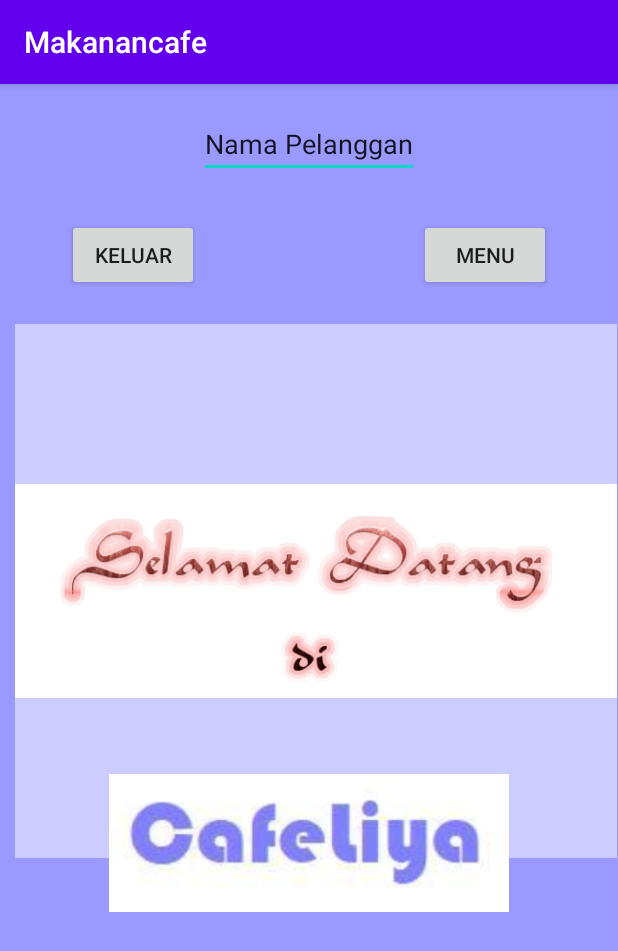
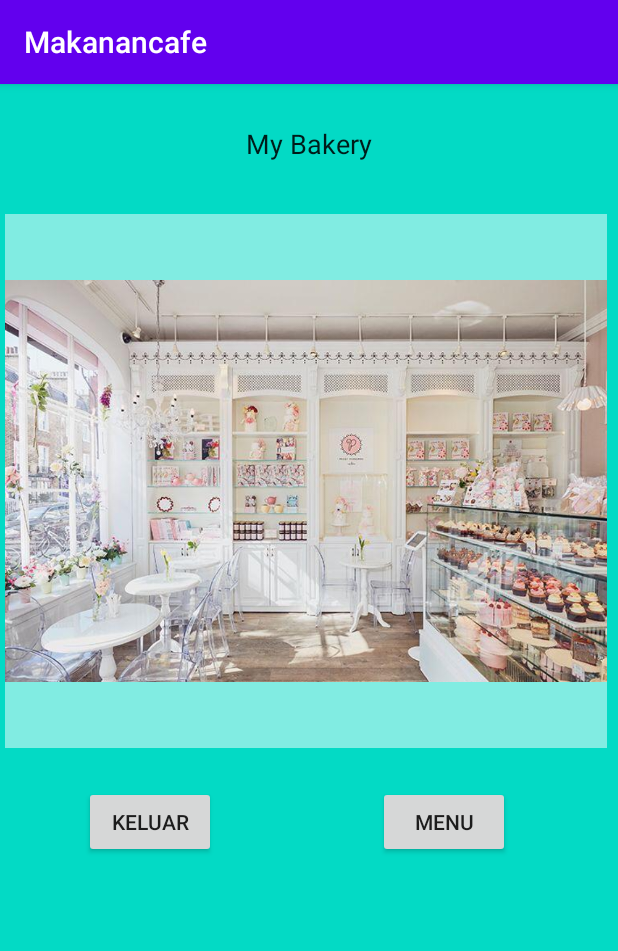
Before and after one commit to Widyaputriheso/MyBakeryUAS, an Android app: the screen it shows after launch (MainActivity), on a phone screen of 412 x 824 dp. Shown: the top 951 px of the screen. Run offline under Robolectric (Android 15) with nearby library versions, the phone set to English and light mode, and no system bars.

Commit message:
pemesananmakanancafe

```diff
--- a/app/src/main/res/layout/activity_main.xml
+++ b/app/src/main/res/layout/activity_main.xml
@@ -3,7 +3,7 @@
     xmlns:android="http://schemas.android.com/apk/res/android"
     xmlns:app="http://schemas.android.com/apk/res-auto"
     xmlns:tools="http://schemas.android.com/tools"
-    android:background="@color/priwinkle"
+    android:background="@color/colorAccent"
     android:layout_width="match_parent"
     android:layout_height="match_parent"
     tools:context=".MainActivity">
@@ -15,7 +15,7 @@
         android:layout_alignParentTop="true"
         android:layout_centerHorizontal="true"
         android:layout_marginTop="17dp"
-        android:text="Nama Pelanggan"
+        android:text="My Bakery"
         tools:layout_editor_absoluteX="98dp"
         tools:layout_editor_absoluteY="394dp" />
 
@@ -36,47 +36,31 @@
         android:layout_width="wrap_content"
         android:layout_height="wrap_content"
         android:layout_below="@+id/pemesan"
-        android:layout_marginTop="27dp"
+        android:layout_marginTop="405dp"
+        android:layout_marginEnd="16dp"
+        android:layout_marginRight="16dp"
         android:layout_toStartOf="@+id/pemesan"
+        android:layout_toLeftOf="@+id/pemesan"
         android:text="Keluar"
         tools:layout_editor_absoluteX="78dp"
-        tools:layout_editor_absoluteY="388dp"
-        android:layout_toLeftOf="@+id/pemesan" />
+        tools:layout_editor_absoluteY="388dp" />
 
     <ImageView
-        android:id="@+id/imageView2"
+        android:id="@+id/imageView3"
         android:layout_width="401dp"
         android:layout_height="356dp"
         android:layout_below="@+id/pemesan"
         android:layout_alignParentStart="true"
         android:layout_alignParentLeft="true"
-        android:layout_marginStart="10dp"
-        android:layout_marginLeft="10dp"
-        android:layout_marginTop="97dp"
+        android:layout_marginStart="3dp"
+        android:layout_marginLeft="3dp"
+        android:layout_marginTop="24dp"
         android:layout_marginBottom="216dp"
         android:background="@android:drawable/screen_background_light_transparent"
-        android:src="@drawable/selamat"
-        app:srcCompat="@drawable/selamat"
+        android:src="@drawable/bakry"
+        app:srcCompat="@drawable/bakry"
         tools:layout_editor_absoluteX="7dp"
         tools:layout_editor_absoluteY="8dp" />
 
-    <ImageView
-        android:id="@+id/imageView"
-        android:layout_width="match_parent"
-        android:layout_height="92dp"
-        android:layout_alignParentStart="true"
-        android:layout_alignParentLeft="true"
-        android:layout_alignParentEnd="true"
-        android:layout_alignParentRight="true"
-        android:layout_alignParentBottom="true"
-        android:layout_marginStart="0dp"
-        android:layout_marginLeft="0dp"
-        android:layout_marginBottom="216dp"
-        android:src="@drawable/celosia"
-        app:srcCompat="@drawable/celosia"
-        tools:layout_editor_absoluteX="0dp"
-        tools:layout_editor_absoluteY="151dp" />
-
-
 
 </RelativeLayout>
```
Also changed, not shown: app/src/main/java/com/example/makanancafe/menu.java (+52 -53 lines), app/src/main/res/layout/activity_menu.xml (+22 -22 lines), app/src/main/res/layout/activity_struk.xml (+24 -22 lines), app/src/main/res/drawable/bakry.jpg (added), app/src/main/res/drawable/celosia.jpg (deleted), app/src/main/res/drawable/selamat.png (deleted).
